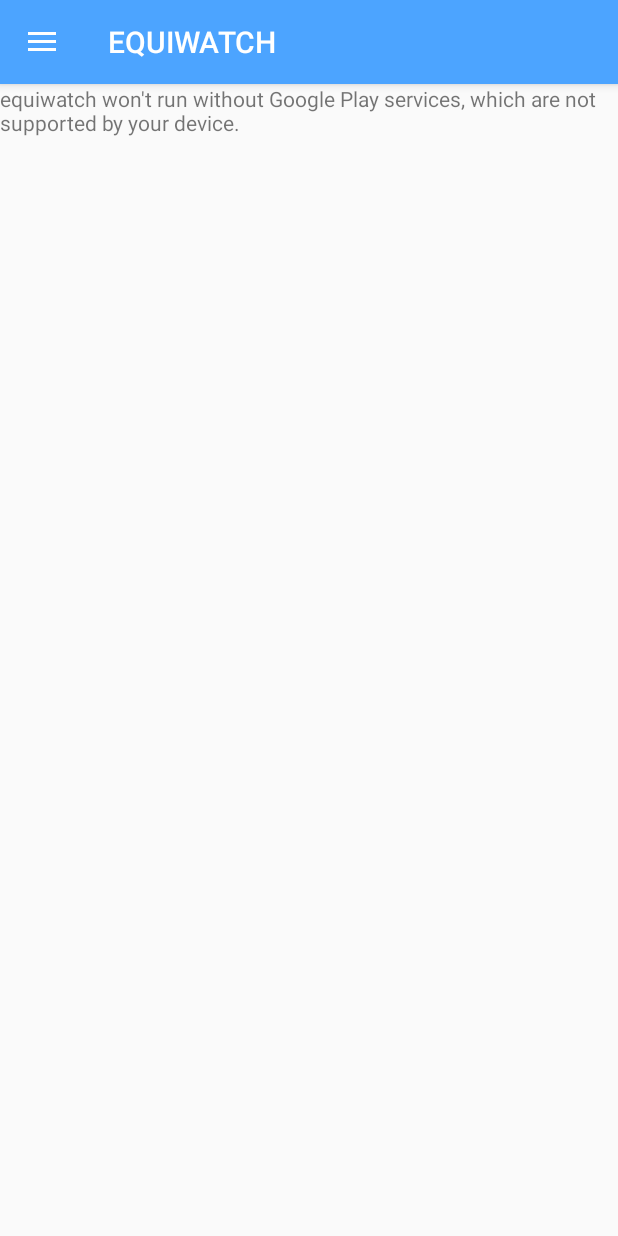
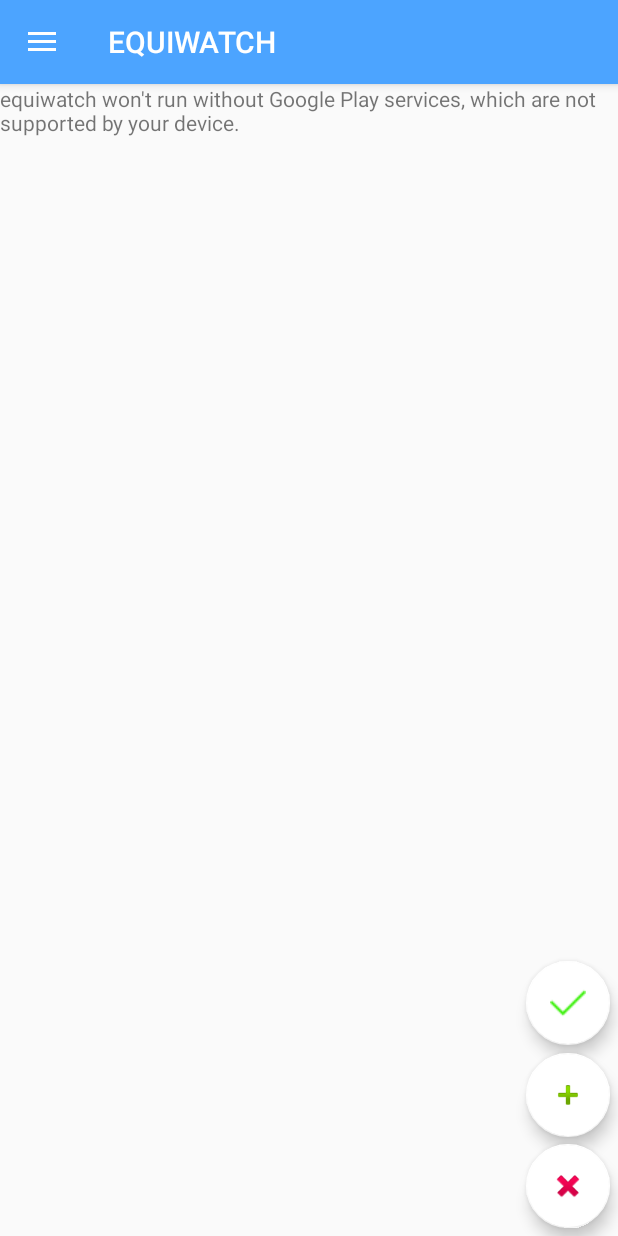
Before and after one commit to NexonSebastien/equiwatch, an Android app: the MapsEquiwatch screen opened directly, with no data from a screen before it, on a phone screen of 412 x 824 dp. Run offline under Robolectric (Android 15) with nearby library versions, the phone set to English and light mode, and no system bars.

Commit message:
Ajout des boutons flottants

```diff
--- a/app/src/main/java/fr/equiwatch/view/MenuEquiwatch.java
+++ b/app/src/main/java/fr/equiwatch/view/MenuEquiwatch.java
@@ -16,7 +16,12 @@
 import androidx.fragment.app.FragmentManager;
 import androidx.fragment.app.FragmentTransaction;
 
+import com.google.android.gms.maps.model.Marker;
+import com.google.android.material.floatingactionbutton.FloatingActionButton;
 import com.google.android.material.navigation.NavigationView;
+import com.google.android.material.snackbar.Snackbar;
+
+import java.util.ArrayList;
 
 import fr.equiwatch.R;
 
@@ -24,11 +29,14 @@
         implements NavigationView.OnNavigationItemSelectedListener {
 
     private MapsEquiwatch mMapFragment;
+    private ArrayList<Marker> listMarkerEnclos;
 
     @Override
     protected void onCreate(Bundle savedInstanceState) {
         super.onCreate(savedInstanceState);
         mMapFragment = new MapsEquiwatch();
+        listMarkerEnclos = new ArrayList<>();
+
         setContentView(R.layout.activity_menu_equiwatch);
         Toolbar toolbar = findViewById(R.id.toolbar);
         setSupportActionBar(toolbar);
@@ -42,8 +50,43 @@
         drawer.addDrawerListener(toggle);
         toggle.syncState();
         navigationView.setNavigationItemSelectedListener(this);
+
+        // On ouvre le première item du menu
         navigationView.setCheckedItem(R.id.nav_home);
         onNavigationItemSelected(navigationView.getMenu().getItem(0));
+
+//        // Code pour les boutons flottants
+        Log.d("MenuEquiwatch","*********** "+ R.id.fab_add);
+        FloatingActionButton fabAdd = findViewById(R.id.fab_add);
+        fabAdd.setOnClickListener(new View.OnClickListener() {
+            @Override
+            public void onClick(View view) {
+                Marker marker = placeMarkerInMapOnPositionUser("marqueur enclos");
+                listMarkerEnclos.add(marker);
+
+                if (listMarkerEnclos.size() > 3) {
+
+                }
+            }
+        });
+
+        FloatingActionButton fabDelete = findViewById(R.id.fab_delete);
+        fabDelete.setOnClickListener(new View.OnClickListener() {
+            @Override
+            public void onClick(View view) {
+                if (listMarkerEnclos.size() < 3) {
+
+                }
+            }
+        });
+
+        FloatingActionButton fabValidate = findViewById(R.id.fab_delete);
+        fabValidate.setOnClickListener(new View.OnClickListener() {
+            @Override
+            public void onClick(View view) {
+
+            }
+        });
     }
 
     @Override
@@ -106,6 +149,11 @@
         return true;
     }
 
+    /**
+     * Permet de remplacer le le contenu du container du DrawerNavigation par le fragment passé en paramètre
+     *
+     * @param fragment
+     */
     private void showFragment(Fragment fragment) {
         FragmentManager fragmentManager = getSupportFragmentManager();
         fragmentManager.beginTransaction()
@@ -114,9 +162,17 @@
                 .commit();
     }
 
-    private void placeMarkerInMap(String title, double lat, double lon) {
+    /**
+     * Permet de placer un marqueur sur la map en faisant en propriété du MenuEquiwatch grâce a une fonction de MapsEquiwatch
+     *
+     * @param title
+     */
+    private Marker placeMarkerInMapOnPositionUser(String title) {
+        Marker marker = null;
         if (mMapFragment != null) {
-            mMapFragment.placeMarker(title, lat, lon);
+            marker = mMapFragment.placeMarkerOnUserPosition(title);
         }
+
+        return marker;
     }
 }
--- a/app/src/main/res/layout/content_menu_equiwatch.xml
+++ b/app/src/main/res/layout/content_menu_equiwatch.xml
@@ -7,4 +7,37 @@
     app:layout_behavior="@string/appbar_scrolling_view_behavior"
     tools:context=".view.MainActivity"
     tools:showIn="@layout/app_bar_menu_equiwatch">
+
+    <com.google.android.material.floatingactionbutton.FloatingActionButton
+        android:id="@+id/fab_add"
+        android:layout_width="wrap_content"
+        android:layout_height="wrap_content"
+        android:layout_gravity="bottom|end"
+        android:layout_marginBottom="66dp"
+        android:layout_marginRight="5dp"
+        app:backgroundTint="@android:color/white"
+        app:fabSize="normal"
+        app:srcCompat="@android:drawable/ic_input_add" />
+
+    <com.google.android.material.floatingactionbutton.FloatingActionButton
+        android:id="@+id/fab_delete"
+        android:layout_width="202dp"
+        android:layout_height="wrap_content"
+        android:layout_gravity="bottom|end"
+        android:layout_marginBottom="5dp"
+        android:layout_marginRight="5dp"
+        app:backgroundTint="@android:color/white"
+        app:fabSize="normal"
+        app:srcCompat="@android:drawable/ic_delete" />
+
+    <com.google.android.material.floatingactionbutton.FloatingActionButton
+        android:id="@+id/fab_validate"
+        android:layout_width="202dp"
+        android:layout_height="wrap_content"
+        android:layout_gravity="bottom|end"
+        android:layout_marginBottom="127dp"
+        android:layout_marginRight="5dp"
+        app:backgroundTint="@android:color/white"
+        app:fabSize="normal"
+        app:srcCompat="@drawable/sharp_done" />
 </FrameLayout>
```
Also changed, not shown: app/src/main/java/fr/equiwatch/view/MapsEquiwatch.java (+25 -5 lines), app/src/main/res/layout/activity_maps_equiwatch.xml (+7 -5 lines), app/src/main/res/drawable/sharp_done.png (added), app/src/main/res/drawable/sharp_done_black.png (added).
